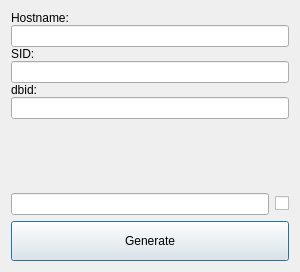
Above: src/dbpassguiui.ui from ibre5041/OraPassGen before the change. Below: the same form after it.
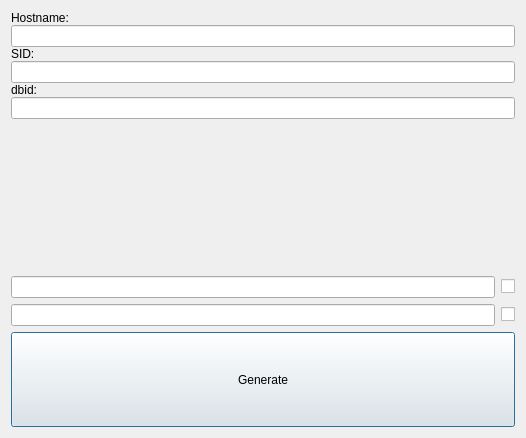
That is the form after the change.

Patch:
```diff
--- a/src/dbpassguiui.ui
+++ b/src/dbpassguiui.ui
@@ -6,8 +6,8 @@
    <rect>
     <x>0</x>
     <y>0</y>
-    <width>300</width>
-    <height>272</height>
+    <width>526</width>
+    <height>438</height>
    </rect>
   </property>
   <property name="minimumSize">
@@ -152,7 +152,7 @@
        </property>
       </widget>
      </item>
-     <item row="1" column="0" colspan="2">
+     <item row="2" column="0" colspan="2">
       <widget class="QPushButton" name="generateButton">
        <property name="sizePolicy">
         <sizepolicy hsizetype="Minimum" vsizetype="MinimumExpanding">
@@ -171,6 +171,16 @@
        </property>
       </widget>
      </item>
+     <item row="1" column="0">
+      <widget class="QLineEdit" name="passphraseEdit"/>
+     </item>
+     <item row="1" column="1">
+      <widget class="QCheckBox" name="showPassphraseCheckbox">
+       <property name="text">
+        <string/>
+       </property>
+      </widget>
+     </item>
     </layout>
    </item>
   </layout>
```
